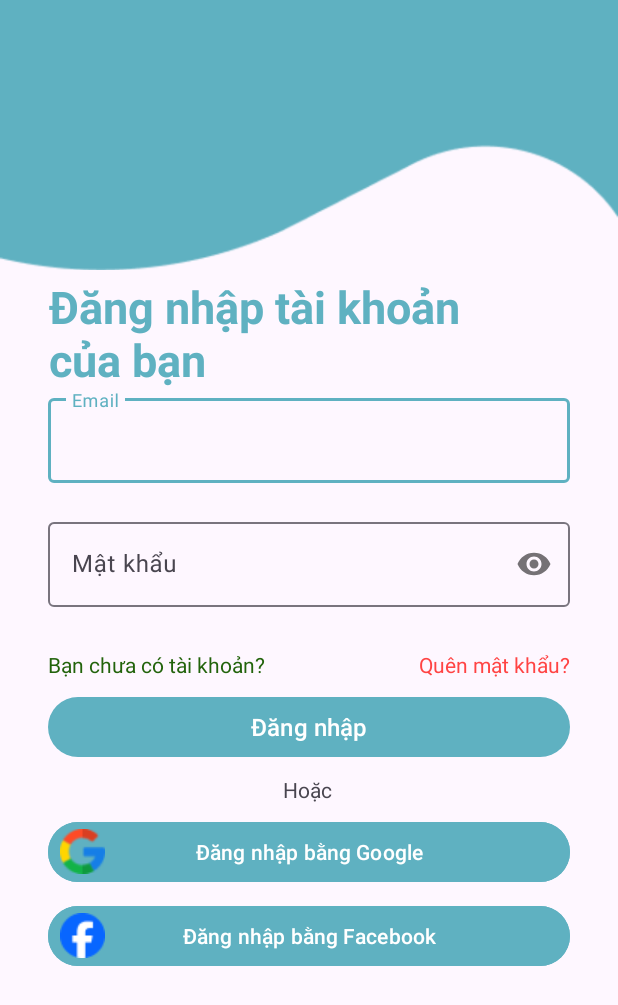
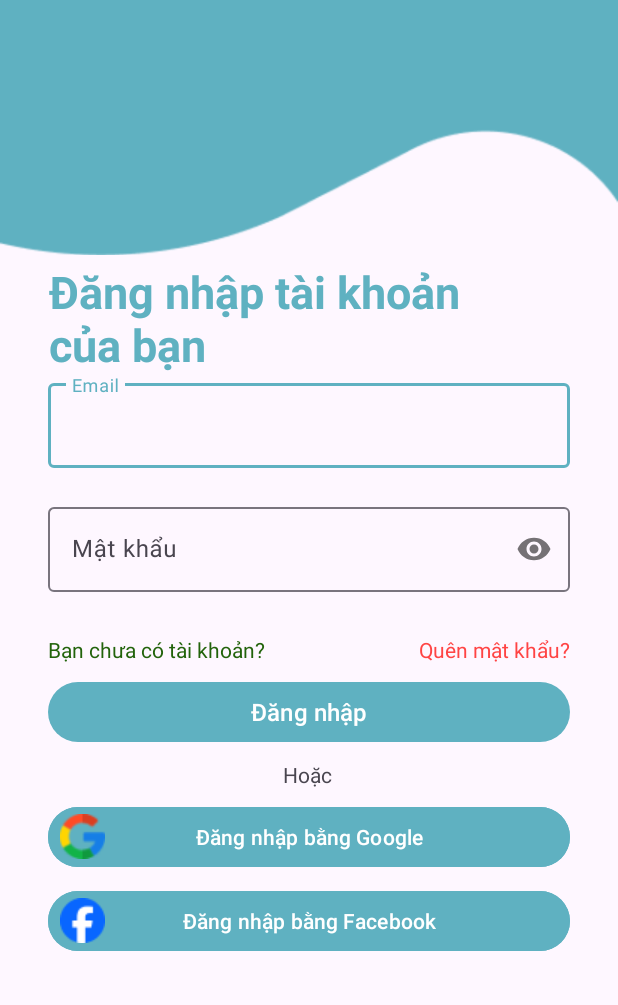
Before and after one commit to NgoThiNguyetHa/DATN_PhoneHouse, an Android app: the LoginScreen screen opened directly, with no data from a screen before it, on a phone screen of 412 x 824 dp. Shown: the top 1005 px of the screen. Run offline under Robolectric (Android 15) with nearby library versions, the phone set to English and light mode, and no system bars; 1 statement that could not run was skipped.

Commit message:
Fix Login

```diff
--- a/AppKhachHang/app/src/main/java/com/example/appkhachhang/Api/ApiRetrofit.java
+++ b/AppKhachHang/app/src/main/java/com/example/appkhachhang/Api/ApiRetrofit.java
@@ -5,7 +5,7 @@ import retrofit2.converter.gson.GsonConverterFactory;
 
 public class ApiRetrofit {
 
-    private static final String BASE_URL = "http://192.168.1.10:8686/";
+    private static final String BASE_URL = "http://10.0.2.2:8686/";
 
     private static ApiService apiService;
 
--- a/AppKhachHang/app/src/main/java/com/example/appkhachhang/LoginScreen.java
+++ b/AppKhachHang/app/src/main/java/com/example/appkhachhang/LoginScreen.java
@@ -85,7 +85,7 @@ public class LoginScreen extends AppCompatActivity {
                 }
 
                 break;
-            } else {
+            } else if (Email.isEmpty()||Password.isEmpty()){
                 edEmail.setError("Email invalid");
                 edPassword.setError("Password invalid");
             }
--- a/AppKhachHang/app/src/main/res/layout/activity_login_screen.xml
+++ b/AppKhachHang/app/src/main/res/layout/activity_login_screen.xml
@@ -177,8 +177,9 @@
         android:id="@+id/imageView2"
         android:layout_width="match_parent"
         android:layout_height="wrap_content"
-        android:layout_marginTop="-10dp"
+        android:layout_marginTop="-20dp"
         app:layout_constraintEnd_toEndOf="parent"
+        app:layout_constraintHorizontal_bias="0.0"
         app:layout_constraintStart_toStartOf="parent"
         app:layout_constraintTop_toTopOf="parent"
         app:srcCompat="@drawable/backgroud" />
--- a/AppKhachHang/app/src/main/res/menu/bottom_nav_menu.xml
+++ b/AppKhachHang/app/src/main/res/menu/bottom_nav_menu.xml
@@ -1,6 +1,5 @@
 <?xml version="1.0" encoding="utf-8"?>
 <menu xmlns:android="http://schemas.android.com/apk/res/android">
-
     <item
         android:id="@+id/navHome"
         android:layout_width="wrap_content"
```
Also changed, not shown: AppKhachHang/app/src/main/AndroidManifest.xml (+3 -4 lines).
